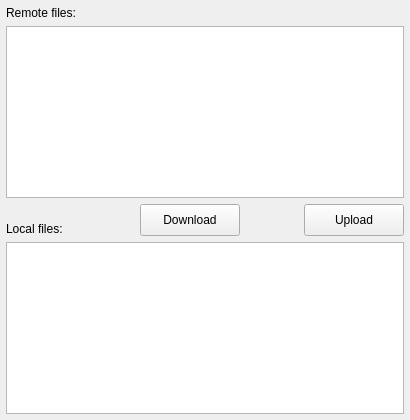
Qt form cwe_guiWidgets/cwe_file_manager.ui (NHERI-SimCenter/CWE-Simulation-Tool) before a commit.
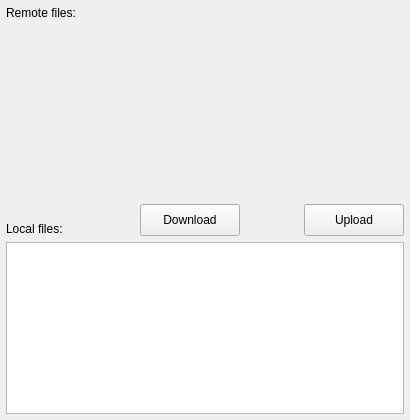
The same form after that commit. Icons and pictures are not drawn. Custom widgets are drawn as their Qt base class.

Commit message: change the way RemoteFileTree is implemented through Qt Designer to prevent compile issues.

```diff
--- a/cwe_guiWidgets/cwe_file_manager.ui
+++ b/cwe_guiWidgets/cwe_file_manager.ui
@@ -207,7 +207,7 @@
     </widget>
    </item>
    <item row="1" column="0" colspan="5">
-    <widget class="RemoteFileTree" name="remoteTreeView">
+    <widget class="RemoteFileTree" name="remoteTreeView" native="true">
      <property name="sizePolicy">
       <sizepolicy hsizetype="Expanding" vsizetype="Expanding">
        <horstretch>3</horstretch>
@@ -221,7 +221,7 @@
  <customwidgets>
   <customwidget>
    <class>RemoteFileTree</class>
-   <extends>QTreeView</extends>
+   <extends>QWidget</extends>
    <header>../AgaveExplorer/remoteFileOps/remotefiletree.h</header>
   </customwidget>
  </customwidgets>
```
Left out of the diff: 1 changed line with no effect on the pictures. The commit also changes 3 other files.
